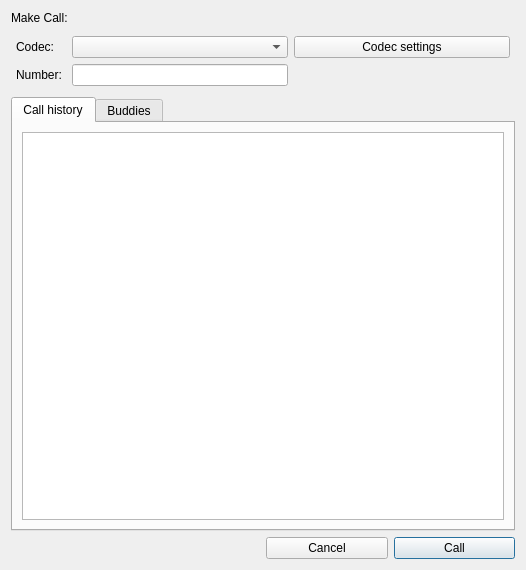
Before: the Qt Designer form makecall.ui in AWAH-SIP/AWAH-SIP_Desktop-GUI, drawn with Qt 5.
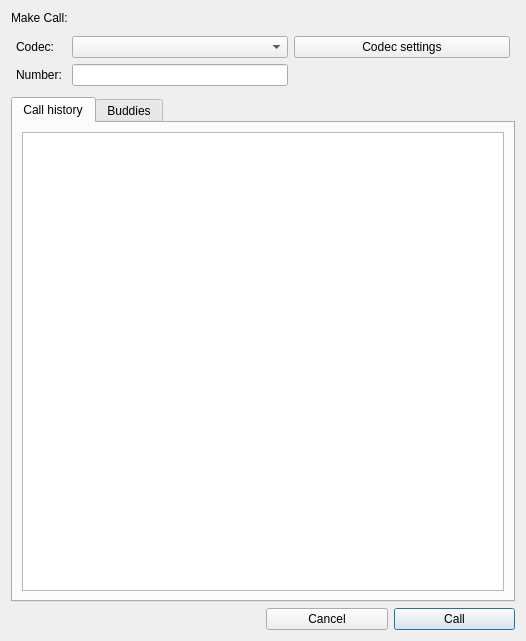
After: the same form once the commit is applied.

Patch:
```diff
--- a/makecall.ui
+++ b/makecall.ui
@@ -7,13 +7,13 @@
     <x>0</x>
     <y>0</y>
     <width>526</width>
-    <height>570</height>
+    <height>641</height>
    </rect>
   </property>
   <property name="minimumSize">
    <size>
     <width>520</width>
-    <height>570</height>
+    <height>600</height>
    </size>
   </property>
   <property name="windowTitle">
```
